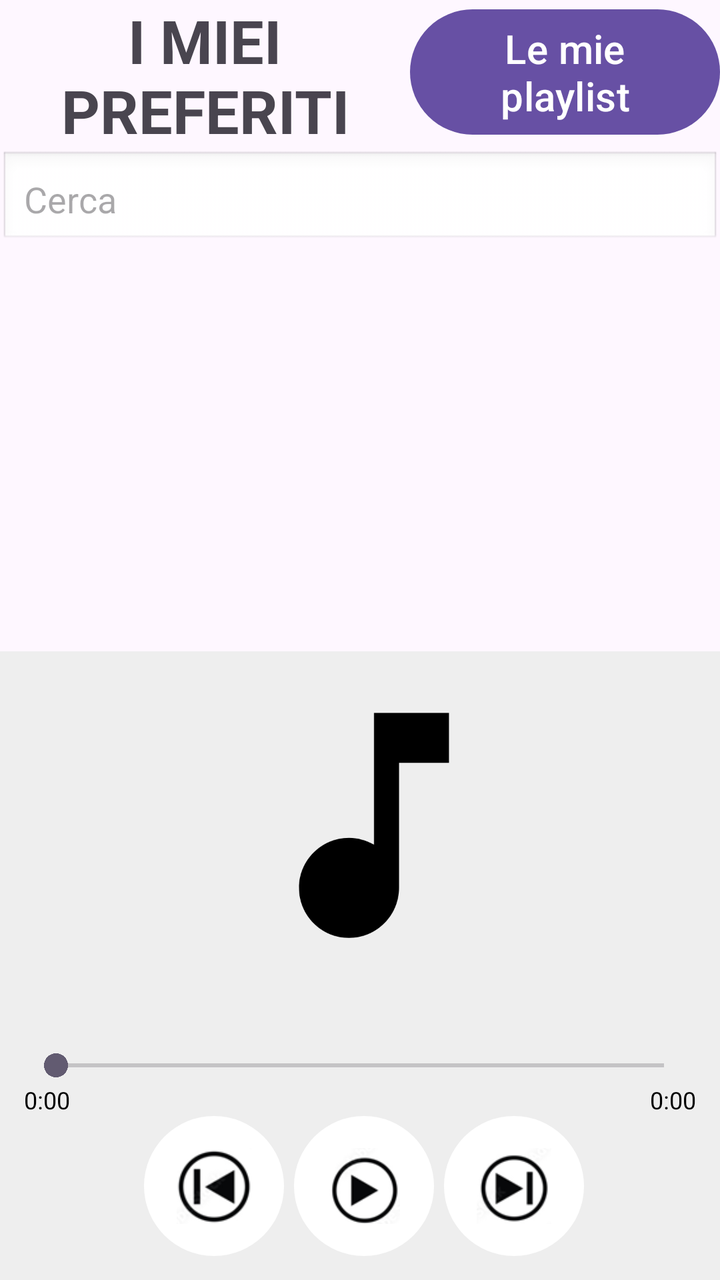
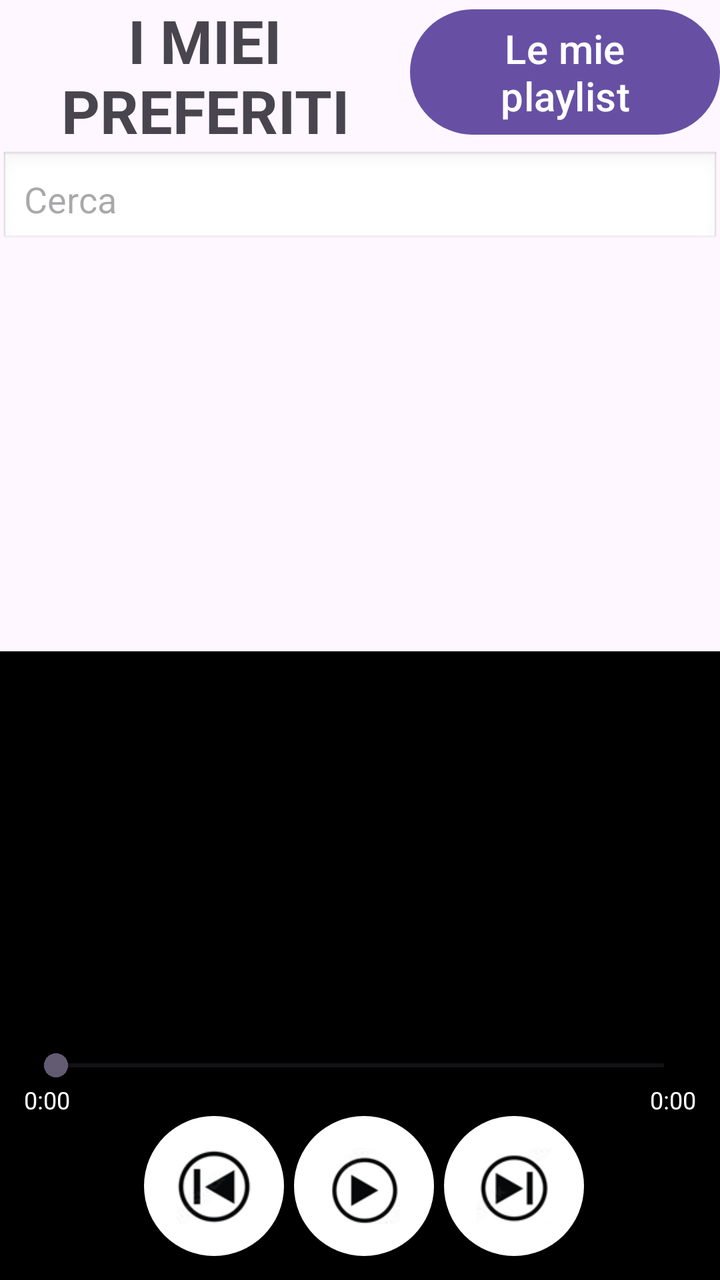

The first picture is an Android layout as it rendered before a commit; the second is the same layout after the commit. The layout source and the unified diff follow.
<!-- AndroidManifest.xml: application theme Theme.Playlist -->
<!-- res/layout/activity_main.xml -->
<?xml version="1.0" encoding="utf-8"?>
<LinearLayout xmlns:android="http://schemas.android.com/apk/res/android"
    xmlns:app="http://schemas.android.com/apk/res-auto"
    xmlns:tools="http://schemas.android.com/tools"
    android:layout_width="match_parent"
    android:layout_height="match_parent"
    android:orientation="vertical"
    tools:context=".MainActivity">

    <LinearLayout
        android:layout_width="wrap_content"
        android:layout_height="wrap_content"
        android:orientation="horizontal">

        <TextView
            android:id="@+id/textView"
            android:layout_width="match_parent"
            android:layout_height="wrap_content"
            android:layout_weight="1"
            android:text="I MIEI PREFERITI"
            android:textAlignment="center"
            android:textSize="30sp"
            android:textStyle="bold" />

        <Button
            android:id="@+id/miePlay"
            android:layout_width="match_parent"
            android:layout_height="wrap_content"
            android:layout_weight="1"
            android:text="Le mie playlist"
            android:textSize="20sp" />
    </LinearLayout>

    <EditText
        android:id="@+id/cercaCnz"
        android:layout_width="match_parent"
        android:layout_height="wrap_content"
        android:background="@android:drawable/edit_text"
        android:ems="10"
        android:hint="Cerca"
        android:inputType="text"
        android:padding="12dp"
        android:textColor="#000000" />

    <androidx.recyclerview.widget.RecyclerView
        android:id="@+id/canzoni"
        android:layout_width="match_parent"
        android:layout_height="match_parent"
        android:layout_weight="1" />

    <LinearLayout
        android:id="@+id/layoutBar"
        android:layout_width="match_parent"
        android:layout_height="wrap_content"
        android:background="#EEEEEE"
        android:orientation="vertical"
        android:padding="12dp">

        <ImageView
            android:id="@+id/copertina2"
            android:layout_width="150dp"
            android:layout_height="150dp"
            android:layout_marginLeft="100dp"
            android:scaleType="centerCrop"
            android:src="@drawable/ic_music_placeholder" />

        <TextView
            android:id="@+id/ora"
            android:layout_width="match_parent"
            android:layout_height="wrap_content"
            android:layout_marginTop="7dp"
            android:textColor="#000000"
            android:textSize="14sp" />

        <SeekBar
            android:id="@+id/bar"
            android:layout_width="match_parent"
            android:layout_height="wrap_content"
            android:layout_marginTop="10dp"
            android:progressTint="#000000" />

        <LinearLayout
            android:layout_width="match_parent"
            android:layout_height="wrap_content"
            android:orientation="horizontal">

            <TextView
                android:id="@+id/tempoAttuale"
                android:layout_width="0dp"
                android:layout_height="wrap_content"
                android:layout_weight="1"
                android:text="0:00"
                android:textColor="#000000"
                android:textSize="12sp" />

            <TextView
                android:id="@+id/tempoTotale"
                android:layout_width="wrap_content"
                android:layout_height="wrap_content"
                android:layout_gravity="end"
                android:text="0:00"
                android:textColor="#000000"
                android:textSize="12sp" />
        </LinearLayout>

        <LinearLayout
            android:layout_width="match_parent"
            android:layout_height="match_parent"
            android:orientation="horizontal"
            android:paddingLeft="60dp">

            <ImageButton
                android:id="@+id/dietro"
                android:layout_width="70dp"
                android:layout_height="70dp"
                android:layout_marginRight="5dp"
                android:background="@drawable/bottone"
                android:padding="16dp"
                android:scaleType="centerInside"
                android:src="@drawable/dietro" />

            <ImageButton
                android:id="@+id/pausePlay"
                android:layout_width="70dp"
                android:layout_height="70dp"
                android:layout_marginRight="5dp"
                android:background="@drawable/bottone"
                android:padding="16dp"
                android:scaleType="centerInside"
                android:src="@drawable/apri" />

            <ImageButton
                android:id="@+id/avanti"
                android:layout_width="70dp"
                android:layout_height="70dp"
                android:background="@drawable/bottone"
                android:padding="16dp"
                android:scaleType="centerInside"
                android:src="@drawable/avanti" />
        </LinearLayout>

    </LinearLayout>
</LinearLayout>
<!-- resources referenced by this layout -->
<resources>
  <!-- drawable apri: png bitmap (drawable, 4647 bytes) -->
  <!-- drawable avanti: png bitmap (drawable, 4647 bytes) -->
  <!-- drawable bottone (drawable) -->
  <?xml version="1.0" encoding="utf-8"?>
  <shape xmlns:android="http://schemas.android.com/apk/res/android"
      android:shape="oval">
      <solid android:color="#FFFFFF"/>
  </shape>
  <!-- drawable dietro: png bitmap (drawable, 5091 bytes) -->
  <!-- drawable ic_music_placeholder (drawable) -->
  <vector android:height="24dp" android:tint="#000000"
      android:viewportHeight="24" android:viewportWidth="24"
      android:width="24dp" xmlns:android="http://schemas.android.com/apk/res/android">
      <path android:fillColor="@android:color/white" android:pathData="M12,3v10.55c-0.59,-0.34 -1.27,-0.55 -2,-0.55 -2.21,0 -4,1.79 -4,4s1.79,4 4,4 4,-1.79 4,-4V7h4V3h-6z"/>
  </vector>
  <style name="Theme.Playlist" parent="Base.Theme.Playlist" />
  <style name="Base.Theme.Playlist" parent="Theme.Material3.DayNight.NoActionBar">
          
          
      </style>
</resources>

<!-- the commit's change to res/layout/activity_main.xml (unified diff, before → after) -->
@@ -52,7 +52,7 @@
         android:id="@+id/layoutBar"
         android:layout_width="match_parent"
         android:layout_height="wrap_content"
-        android:background="#EEEEEE"
+        android:background="#000000"
         android:orientation="vertical"
         android:padding="12dp">
 
@@ -61,6 +61,7 @@
             android:layout_width="150dp"
             android:layout_height="150dp"
             android:layout_marginLeft="100dp"
+            android:backgroundTint="#FFFFFF"
             android:scaleType="centerCrop"
             android:src="@drawable/ic_music_placeholder" />
 
@@ -69,7 +70,7 @@
             android:layout_width="match_parent"
             android:layout_height="wrap_content"
             android:layout_marginTop="7dp"
-            android:textColor="#000000"
+            android:textColor="#FFFFFF"
             android:textSize="14sp" />
 
         <SeekBar
@@ -77,7 +78,7 @@
             android:layout_width="match_parent"
             android:layout_height="wrap_content"
             android:layout_marginTop="10dp"
-            android:progressTint="#000000" />
+            android:progressTint="#FFFFFF" />
 
         <LinearLayout
             android:layout_width="match_parent"
@@ -90,7 +91,7 @@
                 android:layout_height="wrap_content"
                 android:layout_weight="1"
                 android:text="0:00"
-                android:textColor="#000000"
+                android:textColor="#FFFFFF"
                 android:textSize="12sp" />
 
             <TextView
@@ -99,7 +100,7 @@
                 android:layout_height="wrap_content"
                 android:layout_gravity="end"
                 android:text="0:00"
-                android:textColor="#000000"
+                android:textColor="#FFFFFF"
                 android:textSize="12sp" />
         </LinearLayout>
 
